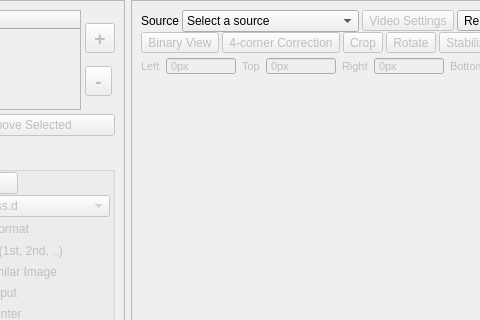
Old version of the form src/mainwindow.ui in the repository ArieR1963/scoresight; both pictures show x 270 to 750 and y 0 to 320 of the 1038 by 750 pixel window.
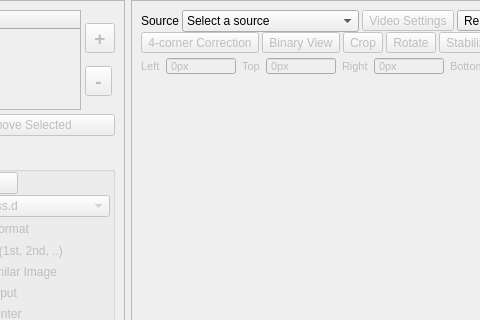
New version of the form.

Commit message: ux: start new sources with empty fields and reorder four-corner/binary tools

Patch:
```diff
--- a/src/mainwindow.ui
+++ b/src/mainwindow.ui
@@ -2091,9 +2091,9 @@
            <number>3</number>
           </property>
           <item>
-           <widget class="QToolButton" name="pushButton_binary">
+           <widget class="QToolButton" name="pushButton_fourCorner">
             <property name="text">
-             <string>Binary View</string>
+             <string>4-corner Correction</string>
             </property>
             <property name="checkable">
              <bool>true</bool>
@@ -2101,9 +2101,9 @@
            </widget>
           </item>
           <item>
-           <widget class="QToolButton" name="pushButton_fourCorner">
+           <widget class="QToolButton" name="pushButton_binary">
             <property name="text">
-             <string>4-corner Correction</string>
+             <string>Binary View</string>
             </property>
             <property name="checkable">
              <bool>true</bool>
```
The commit also changes 3 other files.
